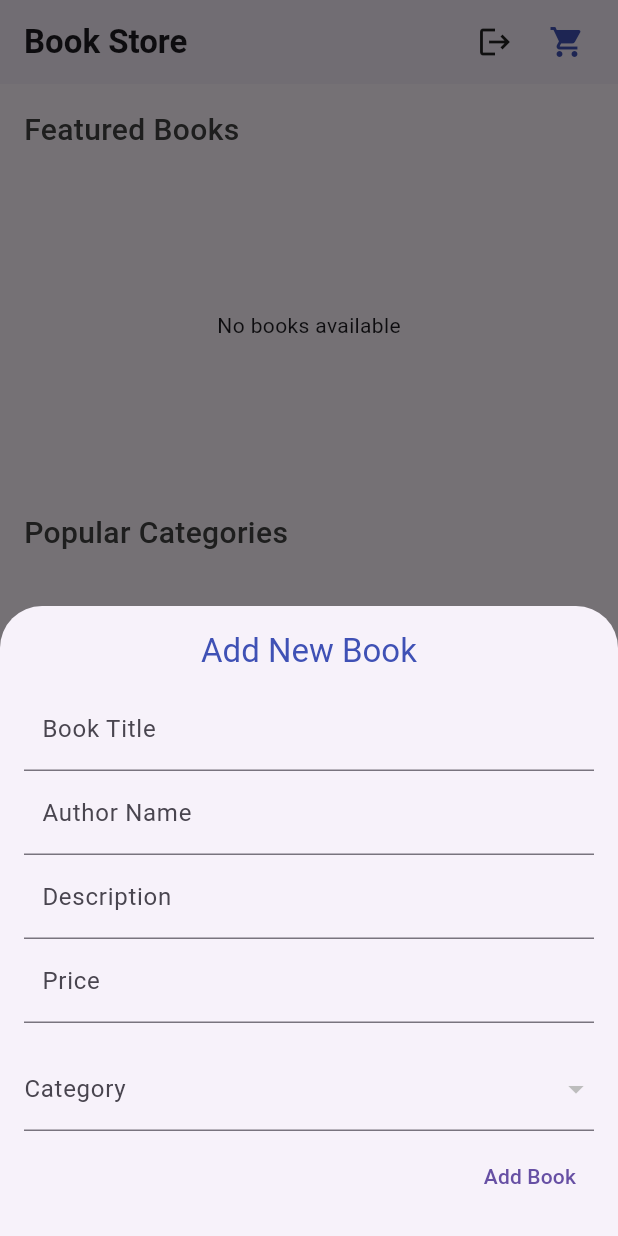
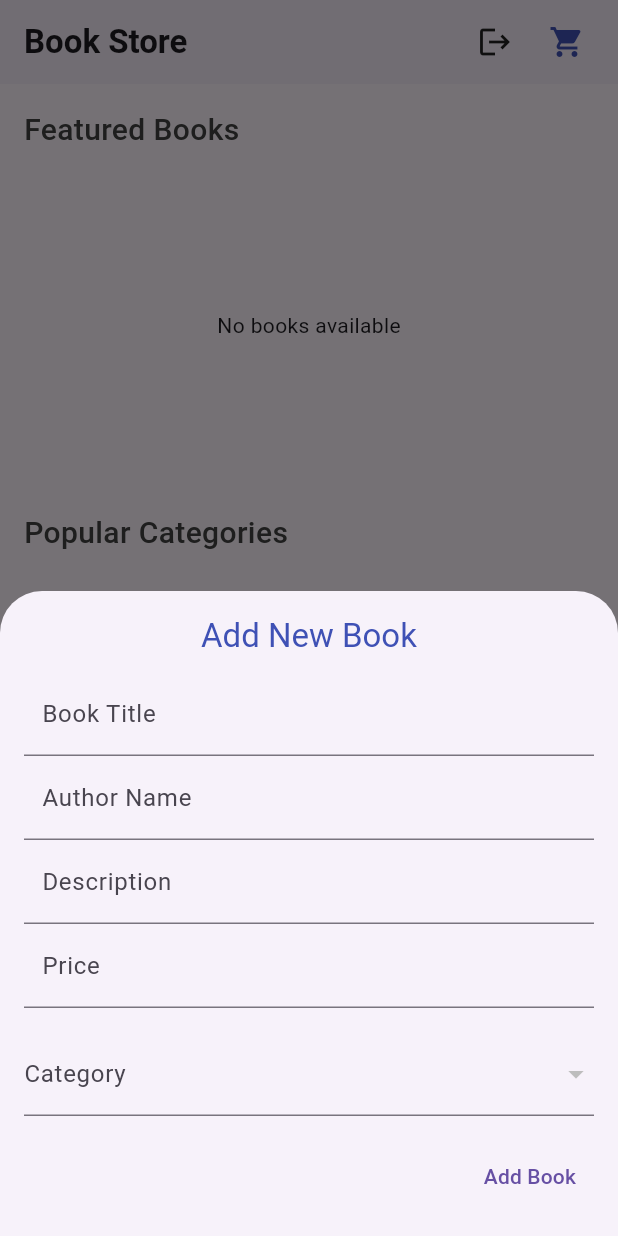
Before and after one commit to HeshmatGhaffariHadid/book-store, a Flutter app: the screen it shows once a user with an empty profile is signed in, after a tap on the "add" icon, on a phone screen of 412 x 824 dp. Run offline on Flutter 3.47's test engine with Material 3 defaults, Android fonts, the phone set to English and light mode, and no system bars; our stand-ins replace cloud_firestore, firebase_auth, firebase_core; accounts and stored records are empty.

Commit message:
bottom sheet became responsive

```diff
--- a/lib/pages/home.dart
+++ b/lib/pages/home.dart
@@ -191,10 +191,15 @@ class _HomePageState extends State<HomePage> {
       context: context,
       isScrollControlled: true,
       builder: (BuildContext context) {
-        return Container(
-          height: 420,
+        return Padding(
+          padding: EdgeInsets.only(
+            bottom: MediaQuery.of(context).viewInsets.bottom,
+          ),
+          child: SingleChildScrollView(
+            child: Container(
               padding: const EdgeInsets.all(16),
               child: Column(
+                mainAxisSize: MainAxisSize.min,
                 children: [
                   Text(
                     'Add New Book',
@@ -228,7 +233,7 @@ class _HomePageState extends State<HomePage> {
                   ),
                   const SizedBox(height: 16),
                   _buildCategoryDropdown(),
-              const Spacer(),
+                  const SizedBox(height: 16),
                   Row(
                     mainAxisAlignment: MainAxisAlignment.end,
                     children: [
@@ -240,10 +245,13 @@ class _HomePageState extends State<HomePage> {
                   ),
                 ],
               ),
+            ),
+          ),
         );
       },
     );
   }
+
 
   Widget _buildCategoryDropdown() {
     return DropdownButtonFormField<String>(
```
Lines whose indentation alone changed are shown as unchanged.
